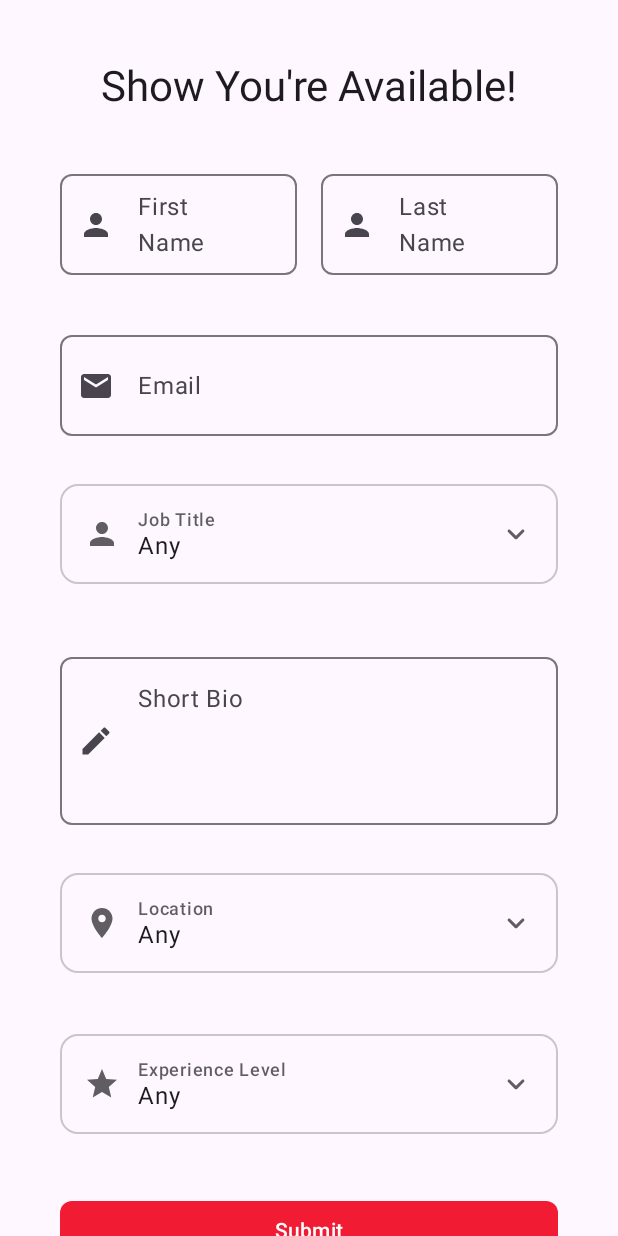
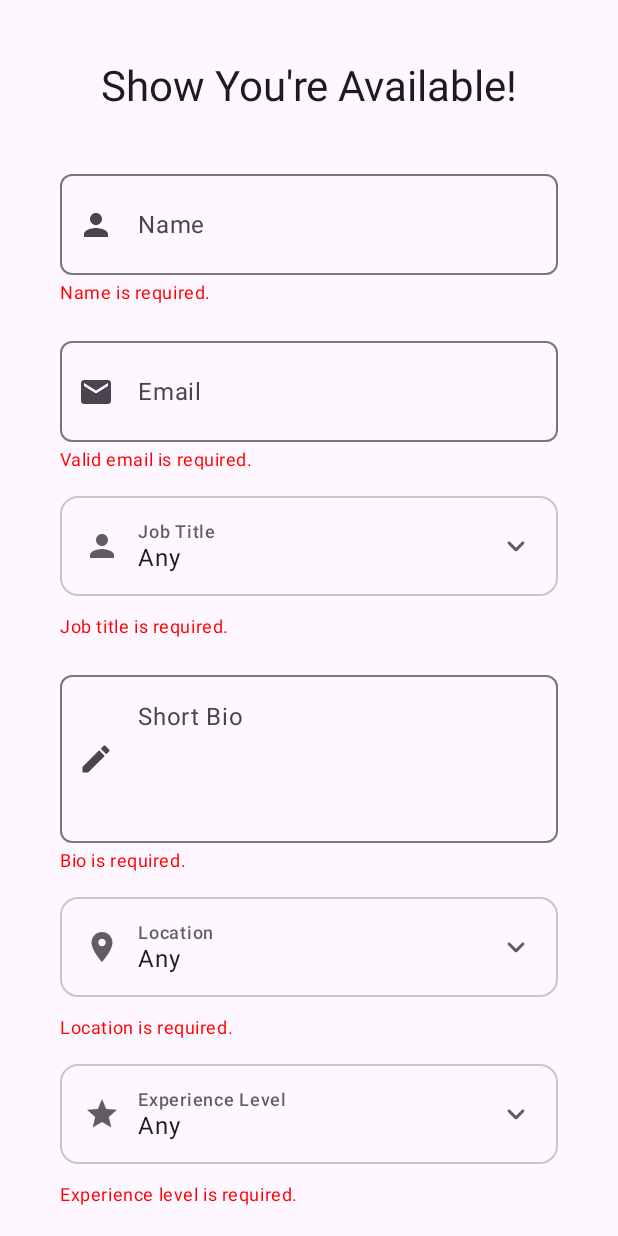
Before and after one commit to panos1b/EstiaSeek-Android-App, an Android app built with Jetpack Compose: the screen it shows after launch (MainActivity), after a tap on "Submit", on a phone screen of 412 x 824 dp. Run offline under Robolectric (Android 15) with nearby library versions, the phone set to English and light mode, and no system bars; our stand-ins replace Room's generated code; 1 statement that could not run was skipped.

Commit message:
Add a simple validation logic

```diff
--- a/app/src/main/java/com/example/estiaseek/ui/screens/CreateApplicant.kt
+++ b/app/src/main/java/com/example/estiaseek/ui/screens/CreateApplicant.kt
@@ -32,6 +32,7 @@ import androidx.compose.runtime.setValue
 import androidx.compose.ui.Alignment
 import androidx.compose.ui.Modifier
 import androidx.compose.ui.draw.clip
+import androidx.compose.ui.graphics.Color
 import androidx.compose.ui.platform.LocalContext
 import androidx.compose.ui.res.stringResource
 import androidx.compose.ui.text.style.TextAlign
@@ -52,6 +53,9 @@ fun CreateApplicant(viewModel: CreateApplicantViewModel) {
     var selectedLocation by remember { mutableStateOf("") }
     var selectedExperience by remember { mutableStateOf("") }
 
+    // Error messages
+    var errorMessages by remember { mutableStateOf<Map<String, String>>(emptyMap()) }
+
     val context = LocalContext.current
 
     // Get the string arrays from resources
@@ -61,6 +65,16 @@ fun CreateApplicant(viewModel: CreateApplicantViewModel) {
 
     val fieldShape = RoundedCornerShape(8.dp)
     val fieldModifier = Modifier.height(75.dp)
+
+    // Mapping error keys to resource strings
+    val errorMessagesMap = mapOf(
+        "name_required" to context.getString(R.string.name_required),
+        "email_required" to context.getString(R.string.email_required),
+        "job_title_required" to context.getString(R.string.job_title_required),
+        "bio_required" to context.getString(R.string.bio_required),
+        "location_required" to context.getString(R.string.location_required),
+        "experience_required" to context.getString(R.string.experience_required)
+    )
 
     // Ensure the content is scrollable
     Box(
@@ -82,13 +96,8 @@ fun CreateApplicant(viewModel: CreateApplicantViewModel) {
                     .align(Alignment.CenterHorizontally)
             )
 
-            // Row for Name and Surname
-            Row(
-                modifier = Modifier
-                    .fillMaxWidth()
-                    .padding(bottom = 16.dp),
-                horizontalArrangement = Arrangement.spacedBy(16.dp)
-            ) {
+            // Name Field with Error Message
+            Column(modifier = Modifier.fillMaxWidth()) {
                 OutlinedTextField(
                     value = name,
                     onValueChange = { name = it },
@@ -101,7 +110,7 @@ fun CreateApplicant(viewModel: CreateApplicantViewModel) {
                     },
                     textStyle = LocalTextStyle.current.copy(textAlign = TextAlign.Left),
                     modifier = Modifier
-                        .weight(1f)
+                        .fillMaxWidth()
                         .then(fieldModifier),
                     shape = fieldShape,
                     leadingIcon = {
@@ -112,33 +121,19 @@ fun CreateApplicant(viewModel: CreateApplicantViewModel) {
                     },
                     singleLine = true
                 )
-
-                OutlinedTextField(
-                    value = surname,
-                    onValueChange = { surname = it },
-                    label = {
+                // Show error message for name if present
+                errorMessages["name"]?.let {
                     Text(
-                            text = stringResource(R.string.surname),
-                            modifier = Modifier.fillMaxWidth(),
-                            textAlign = TextAlign.Left
-                        )
-                    },
-                    textStyle = LocalTextStyle.current.copy(textAlign = TextAlign.Left),
-                    modifier = Modifier
-                        .weight(1f)
-                        .then(fieldModifier),
-                    shape = fieldShape,
-                    leadingIcon = {
-                        Icon(
-                            imageVector = Icons.Default.Person,
-                            contentDescription = null
-                        )
-                    },
-                    singleLine = true
+                        text = errorMessagesMap[it] ?: "",
+                        color = Color.Red,
+                        style = MaterialTheme.typography.bodySmall,
+                        modifier = Modifier.padding(top = 4.dp)
                     )
                 }
+            }
 
-            // Email Field
+            // Email Field with Error Message
+            Column(modifier = Modifier.fillMaxWidth()) {
                 OutlinedTextField(
                     value = email,
                     onValueChange = { email = it },
@@ -152,7 +147,6 @@ fun CreateApplicant(viewModel: CreateApplicantViewModel) {
                     textStyle = LocalTextStyle.current.copy(textAlign = TextAlign.Left),
                     modifier = Modifier
                         .fillMaxWidth()
-                    .padding(bottom = 16.dp)
                         .then(fieldModifier),
                     shape = fieldShape,
                     leadingIcon = {
@@ -163,8 +157,19 @@ fun CreateApplicant(viewModel: CreateApplicantViewModel) {
                     },
                     singleLine = true
                 )
+                // Show error message for email if present
+                errorMessages["email"]?.let {
+                    Text(
+                        text = errorMessagesMap[it] ?: "",
+                        color = Color.Red,
+                        style = MaterialTheme.typography.bodySmall,
+                        modifier = Modifier.padding(top = 4.dp)
+                    )
+                }
+            }
 
-            // Job Title Dropdown
+            // Job Title Dropdown with Error Message
+            Column(modifier = Modifier.fillMaxWidth()) {
                 DropdownMenuField(
                     label = R.string.job_title,
                     options = jobTitles,
@@ -173,12 +178,22 @@ fun CreateApplicant(viewModel: CreateApplicantViewModel) {
                     icon = Icons.Default.Person,
                     modifier = Modifier
                         .fillMaxWidth()
-                    .padding(bottom = 16.dp)
                         .clip(fieldShape)
                         .then(fieldModifier)
                 )
+                // Show error message for job title if present
+                errorMessages["jobTitle"]?.let {
+                    Text(
+                        text = errorMessagesMap[it] ?: "",
+                        color = Color.Red,
+                        style = MaterialTheme.typography.bodySmall,
+                        modifier = Modifier.padding(top = 4.dp)
+                    )
+                }
+            }
 
-            // Bio Field
+            // Bio Field with Error Message
+            Column(modifier = Modifier.fillMaxWidth()) {
                 OutlinedTextField(
                     value = bio,
                     onValueChange = { bio = it },
@@ -191,13 +206,23 @@ fun CreateApplicant(viewModel: CreateApplicantViewModel) {
                     },
                     modifier = Modifier
                         .fillMaxWidth()
-                    .padding(bottom = 16.dp)
                         .height(120.dp),
                     shape = fieldShape,
                     minLines = 4
                 )
+                // Show error message for bio if present
+                errorMessages["bio"]?.let {
+                    Text(
+                        text = errorMessagesMap[it] ?: "",
+                        color = Color.Red,
+                        style = MaterialTheme.typography.bodySmall,
+                        modifier = Modifier.padding(top = 4.dp)
+                    )
+                }
+            }
 
-            // Location Dropdown
+            // Location Dropdown with Error Message
+            Column(modifier = Modifier.fillMaxWidth()) {
                 DropdownMenuField(
                     label = R.string.location,
                     options = locations,
@@ -206,12 +231,22 @@ fun CreateApplicant(viewModel: CreateApplicantViewModel) {
                     icon = Icons.Default.LocationOn,
                     modifier = Modifier
                         .fillMaxWidth()
-                    .padding(bottom = 16.dp)
                         .clip(fieldShape)
                         .then(fieldModifier)
                 )
+                // Show error message for location if present
+                errorMessages["location"]?.let {
+                    Text(
+                        text = errorMessagesMap[it] ?: "",
+                        color = Color.Red,
+                        style = MaterialTheme.typography.bodySmall,
+                        modifier = Modifier.padding(top = 4.dp)
+                    )
+                }
+            }
 
-            // Experience Dropdown
+            // Experience Dropdown with Error Message
+            Column(modifier = Modifier.fillMaxWidth()) {
                 DropdownMenuField(
                     label = R.string.experience_level,
                     options = experienceLevels,
@@ -220,22 +255,42 @@ fun CreateApplicant(viewModel: CreateApplicantViewModel) {
                     icon = Icons.Default.Star,
                     modifier = Modifier
                         .fillMaxWidth()
-                    .padding(bottom = 16.dp)
                         .clip(fieldShape)
                         .then(fieldModifier)
                 )
+                // Show error message for experience if present
+                errorMessages["experience"]?.let {
+                    Text(
+                        text = errorMessagesMap[it] ?: "",
+                        color = Color.Red,
+                        style = MaterialTheme.typography.bodySmall,
+                        modifier = Modifier.padding(top = 4.dp)
+                    )
+                }
+            }
 
             // Submit Button
             Button(
                 onClick = {
-                    viewModel.saveApplicant(
+                    errorMessages = viewModel.validateApplicant(
                         name = name,
                         surname = surname,
                         email = email,
                         bio = bio,
                         jobTitle = selectedJobTitle,
                         location = selectedLocation,
-                        experience = selectedExperience)
+                        experience = selectedExperience
+                    )
+                    if (errorMessages.isEmpty()) {
+                        viewModel.saveApplicant(
+                            name = name,
+                            email = email,
+                            bio = bio,
+                            jobTitle = selectedJobTitle,
+                            location = selectedLocation,
+                            experience = selectedExperience
+                        )
+                    }
                 },
                 modifier = Modifier
                     .fillMaxWidth()
--- a/app/src/main/java/com/example/estiaseek/ui/screens/CreateApplicantViewModel.kt
+++ b/app/src/main/java/com/example/estiaseek/ui/screens/CreateApplicantViewModel.kt
@@ -9,9 +9,42 @@ import java.util.UUID
 
 class CreateApplicantViewModel(private val usersRepository: UsersRepository) : ViewModel() {
 
+    // Validation function that returns error keys
+    fun validateApplicant(
+        name: String,
+        email: String,
+        bio: String,
+        jobTitle: String,
+        location: String,
+        experience: String
+    ): Map<String, String> {
+        val errors = mutableMapOf<String, String>()
+
+        if (name.isBlank()) {
+            errors["name"] = "name_required"
+        }
+        if (email.isBlank() || !android.util.Patterns.EMAIL_ADDRESS.matcher(email).matches()) {
+            errors["email"] = "email_required"
+        }
+        if (jobTitle.isBlank()) {
+            errors["jobTitle"] = "job_title_required"
+        }
+        if (bio.isBlank()) {
+            errors["bio"] = "bio_required"
+        }
+        if (location.isBlank()) {
+            errors["location"] = "location_required"
+        }
+        if (experience.isBlank()) {
+            errors["experience"] = "experience_required"
+        }
+
+        return errors
+    }
+
+    // Save applicant logic
     fun saveApplicant(
         name: String,
-        surname: String,
         email: String,
         bio: String,
         jobTitle: String,
--- a/app/src/main/res/values/strings.xml
+++ b/app/src/main/res/values/strings.xml
@@ -2,12 +2,17 @@
     <string name="app_name">EstiaSeek</string>
 
     <!-- Create Applicants Strings -->
-    <string name="name">First Name</string>
-    <string name="surname">Last Name</string>
+    <string name="name">Name</string>
     <string name="email">Email</string>
     <string name="bio">Short Bio</string>
     <string name="create_applicant">Show You\'re Available!</string>
     <string name="submit">Submit</string>
+    <string name="name_required">Name is required.</string>
+    <string name="email_required">Valid email is required.</string>
+    <string name="bio_required">Bio is required.</string>
+    <string name="job_title_required">Job title is required.</string>
+    <string name="location_required">Location is required.</string>
+    <string name="experience_required">Experience level is required.</string>
 
     <!-- Search Candidates Strings -->
     <string name="results">Results</string>
```
Lines whose indentation alone changed are shown as unchanged.
